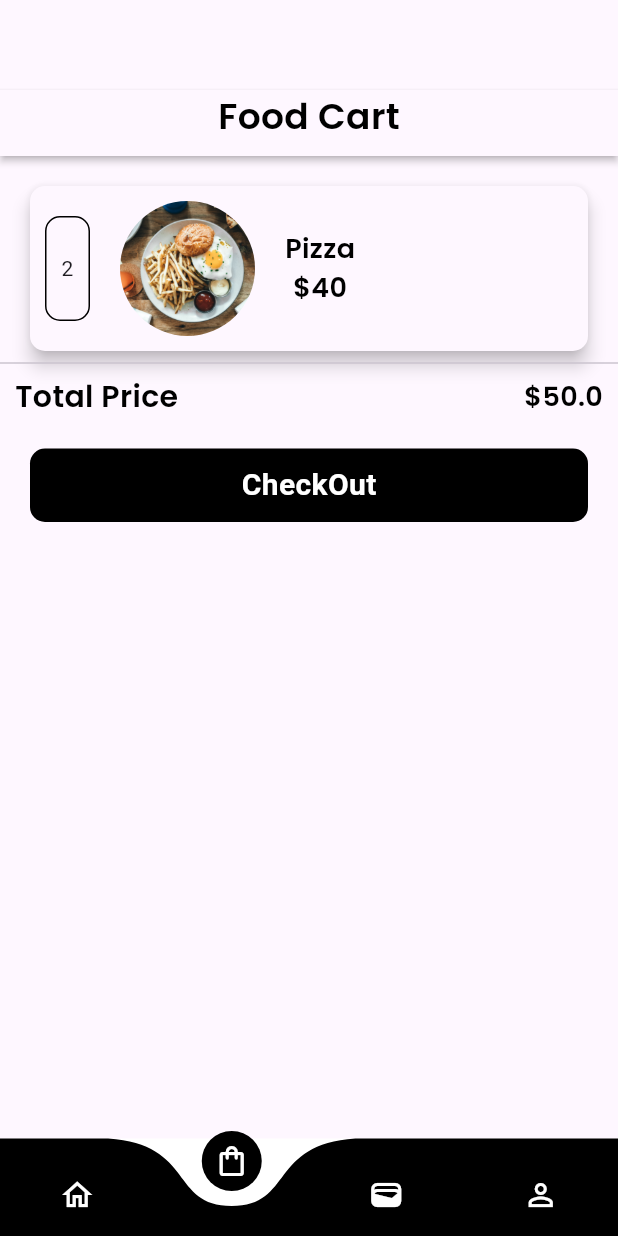
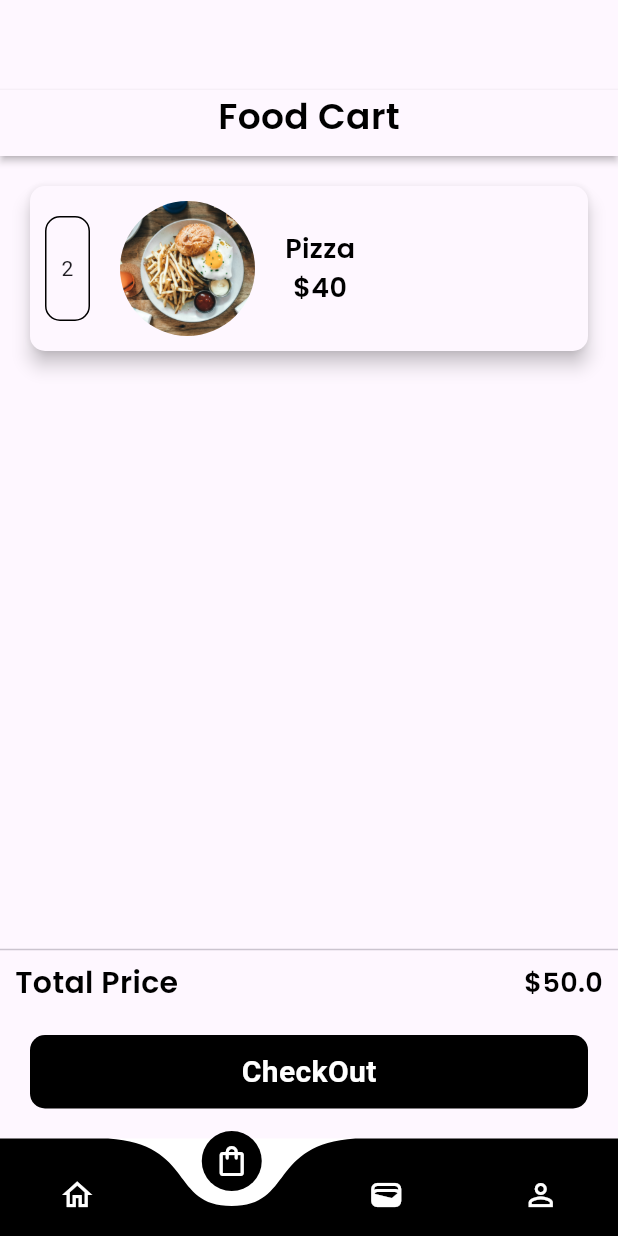
Before and after one commit to naasmile/ecommerce_final, a Flutter app: the screen it shows after launch, item 2 of the bottom bar chosen, on a phone screen of 412 x 824 dp. Run offline on Flutter 3.47's test engine with Material 3 defaults, Android fonts, the phone set to English and light mode, and no system bars; drawn by our look-alikes of curved_navigation_bar; our stand-ins replace cloud_firestore, firebase_auth, firebase_core, firebase_storage, image_picker, random_string and 1 more; missing offline and left inert: firebase_app_check; accounts and stored records are empty.

Commit message:
complete all

```diff
--- a/lib/pages/order.dart
+++ b/lib/pages/order.dart
@@ -66,6 +66,7 @@
                 ),
               ),
             ),
+            Spacer(),
               Divider(),
               Padding(
                 padding: const EdgeInsets.only(left: 10.0, right: 10.0),
@@ -88,7 +89,7 @@
                 padding: EdgeInsets.symmetric(vertical: 10.0),
                 width: MediaQuery.of(context).size.width,
                 decoration: BoxDecoration(color: Colors.black, borderRadius: BorderRadius.circular(10)),
-                margin: EdgeInsets.only(left: 20.0, right: 20.0),
+                margin: EdgeInsets.only(left: 20.0, right: 20.0, bottom: 20.0),
                 child: Center(child: Text("CheckOut", style: TextStyle(color: Colors.white, fontSize: 20.0, fontWeight: FontWeight.bold),)),
               )
         ],)
```
